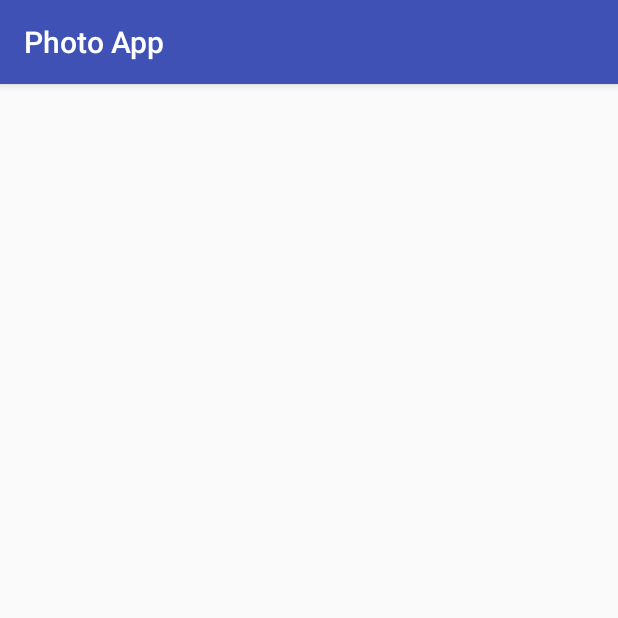
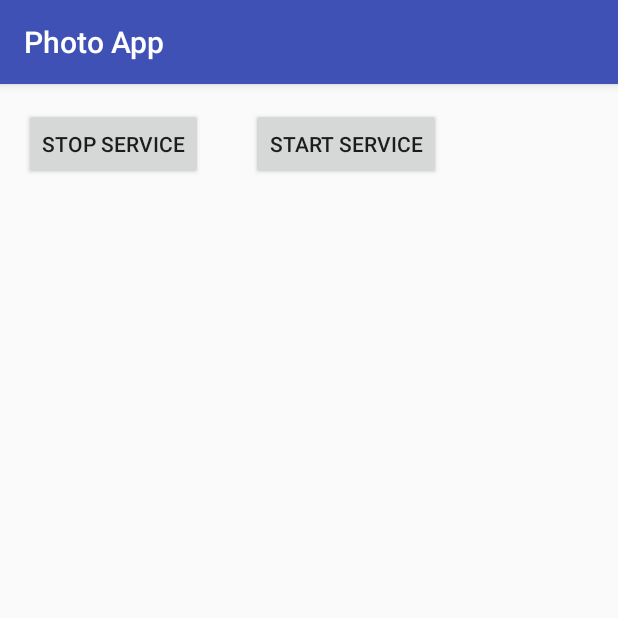
Before and after one commit to orlinle/PhotoApp, an Android app: the screen it shows after launch (MainActivity), on a phone screen of 412 x 824 dp, the top half of it. Run offline under Robolectric (Android 15) with nearby library versions, the phone set to English and light mode, and no system bars.

Commit message:
added buttons to start and end service

```diff
--- a/app/src/main/AndroidManifest.xml
+++ b/app/src/main/AndroidManifest.xml
@@ -16,7 +16,7 @@
                 <category android:name="android.intent.category.LAUNCHER" />
             </intent-filter>
         </activity>
-        <service android:name = ".ImageServiceService" android:exported="false"/>
+        <service android:name = ".ImageServiceService" android:exported="false" android:enabled="true"/>
     </application>
 
 </manifest>
--- a/app/src/main/java/com/example/leah/photoapp/ImageServiceService.java
+++ b/app/src/main/java/com/example/leah/photoapp/ImageServiceService.java
@@ -24,11 +24,11 @@ public class ImageServiceService extends Service {
     }
 
     public int onStartCommand(Intent intent, int flag, int startId) {
-        Toast.makeText(this, "Service starting...", Toast.LENGTH_SHORT).show();
+        Toast.makeText(this, "Starting service...", Toast.LENGTH_SHORT).show();
         return START_STICKY;
     }
 
     public void onDestroy() {
-        Toast.makeText(this, "Service ending...", Toast.LENGTH_SHORT).show();
+        Toast.makeText(this, "Ending service...", Toast.LENGTH_SHORT).show();
     }
 }
--- a/app/src/main/java/com/example/leah/photoapp/MainActivity.java
+++ b/app/src/main/java/com/example/leah/photoapp/MainActivity.java
@@ -18,4 +18,9 @@ public class MainActivity extends AppCompatActivity {
         stopService(intent);
     }
 
+    public void startService(View view) {
+        Intent intent = new Intent(this, ImageServiceService.class);
+        startService(intent);
+    }
+
 }
--- a/app/src/main/res/layout/activity_main.xml
+++ b/app/src/main/res/layout/activity_main.xml
@@ -6,4 +6,35 @@
     android:layout_height="match_parent"
     tools:context=".MainActivity">
 
+    <LinearLayout
+        android:layout_width="wrap_content"
+        android:layout_height="wrap_content"
+        android:gravity="center"
+        android:orientation="horizontal" >
+
+        <Button
+            android:id="@+id/button_stop"
+            android:layout_width="match_parent"
+            android:layout_height="match_parent"
+            android:layout_margin="16dp"
+            android:onClick="stopService"
+            android:text="@string/btn_stop"
+            app:layout_constraintBottom_toBottomOf="parent"
+            app:layout_constraintEnd_toEndOf="parent"
+            app:layout_constraintStart_toStartOf="parent"
+            app:layout_constraintTop_toTopOf="parent" />
+
+        <Button
+            android:id="@+id/button_start"
+            android:layout_width="match_parent"
+            android:layout_height="match_parent"
+            android:layout_margin="16dp"
+            android:onClick="startService"
+            android:text="@string/btn_start"
+            app:layout_constraintBottom_toBottomOf="parent"
+            app:layout_constraintEnd_toEndOf="parent"
+            app:layout_constraintStart_toStartOf="parent"
+            app:layout_constraintTop_toTopOf="parent" />
+    </LinearLayout>
+
 </android.support.constraint.ConstraintLayout>
--- a/app/src/main/res/values/strings.xml
+++ b/app/src/main/res/values/strings.xml
@@ -1,3 +1,5 @@
 <resources>
     <string name="app_name">Photo App</string>
+    <string name="btn_start">Start Service</string>
+    <string name="btn_stop">Stop Service</string>
 </resources>
```
